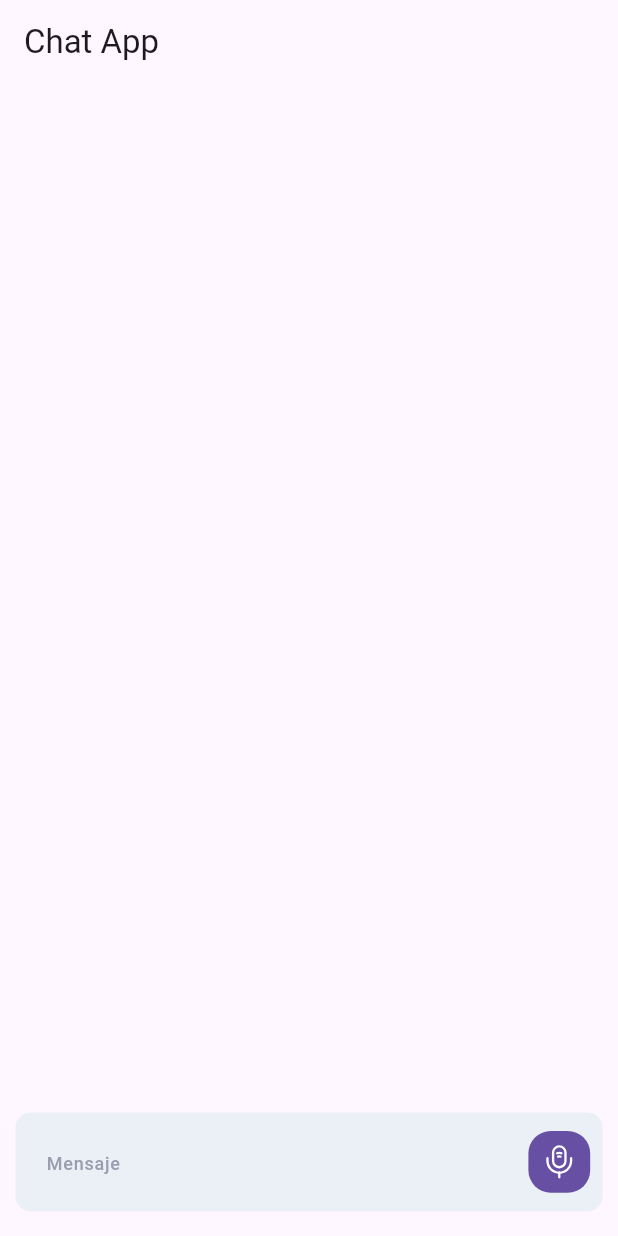
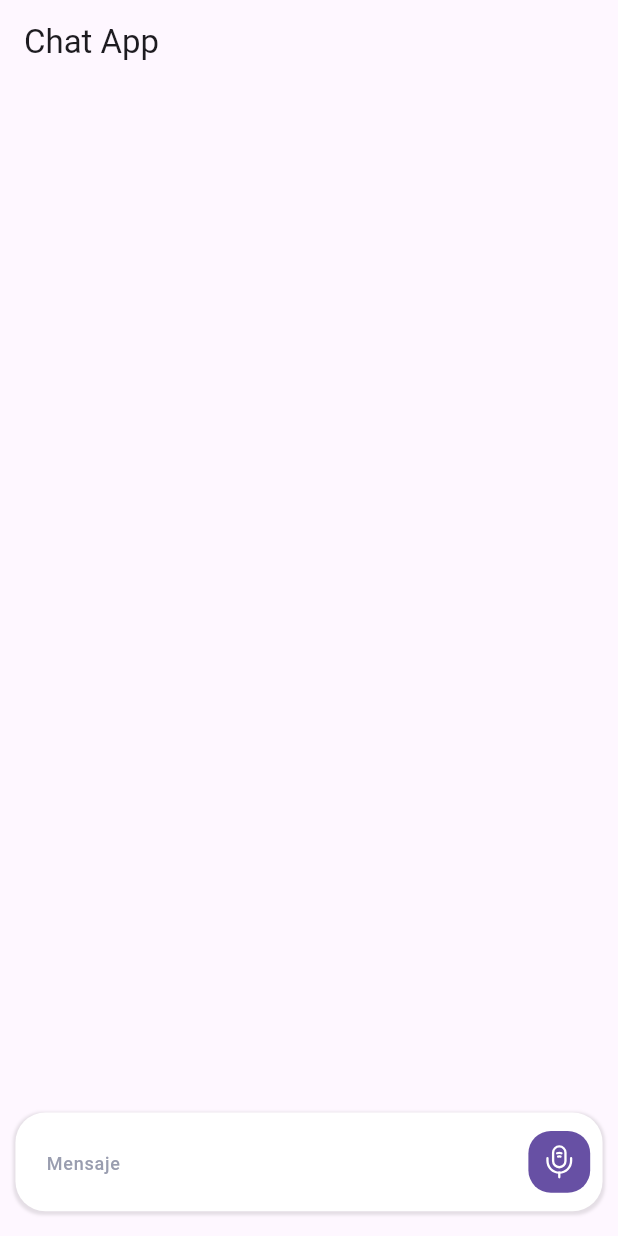
Before and after one commit to DarienRomero/ClaseGrabadoraDeAudio, a Flutter app: the screen it shows after launch, on a phone screen of 412 x 824 dp. Run offline on Flutter 3.47's test engine with Material 3 defaults, Android fonts, the phone set to English and light mode, and no system bars; our stand-ins replace flutter_svg.

Commit message:
remove unused

```diff
--- a/lib/chat_message_composer.dart
+++ b/lib/chat_message_composer.dart
@@ -5,7 +5,6 @@ import 'package:clase_flutter_demo/recording_state.dart';
 import 'package:clase_flutter_demo/send_or_message_icon.dart';
 import 'package:clase_flutter_demo/utils.dart';
 import 'package:flutter/material.dart';
-import 'package:flutter_svg/flutter_svg.dart';
 
 class ChatMessageComposer extends StatefulWidget {
   const ChatMessageComposer({super.key});
@@ -35,8 +34,16 @@ class _ChatMessageComposerState extends State<ChatMessageComposer> {
           ),
           child: Container(
             decoration: BoxDecoration(
-              color: const Color(0xffEBF0F7),
-              borderRadius: BorderRadius.circular(10),
+              color: Colors.white,
+              borderRadius: BorderRadius.circular(20),
+              boxShadow: [
+                BoxShadow(
+                  color: Colors.black.withOpacity(0.1),
+                  spreadRadius: 1,
+                  blurRadius: 1,
+                  offset: const Offset(0, 1),
+                ),
+              ]
             ),
             child: Row(
               mainAxisAlignment: MainAxisAlignment.spaceBetween,
--- a/lib/main.dart
+++ b/lib/main.dart
@@ -1,3 +1,4 @@
+import 'package:clase_flutter_demo/body_content.dart';
 import 'package:clase_flutter_demo/chat_message_composer.dart';
 import 'package:flutter/material.dart';
 
@@ -17,12 +18,10 @@ class ClaseFlutterDemo extends StatelessWidget{
             appBar: AppBar(
               title: const Text('Chat App'),
             ),
-            body: Column(
+            body: const Column(
               children: [
-                Expanded(
-                  child: Container()
-                ),
-                const ChatMessageComposer()
+                BodyContent(),
+                ChatMessageComposer()
               ],
             )
           );
```
Also changed, not shown: lib/body_content.dart (added, +25 -0 lines), pubspec.lock, 1 other file.
